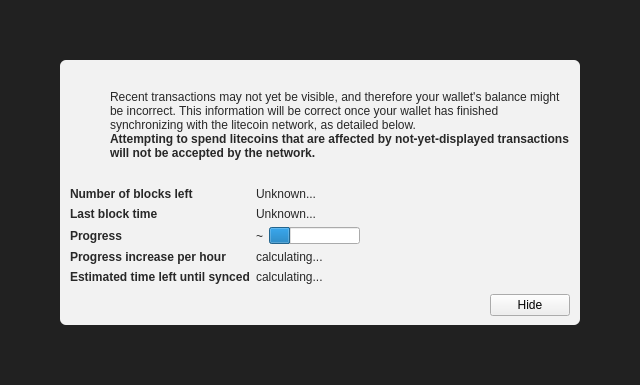
This is src/qt/forms/modaloverlay.ui in ed-ro0t/ShitcoinDeLuxe as Qt 5 draws it before an edit. The edited form follows.
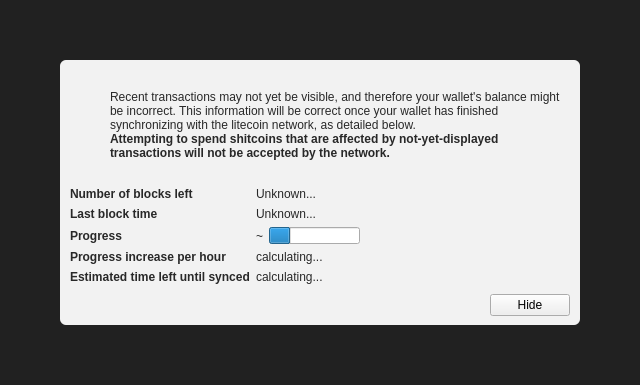
This is the edited form. Icons and pictures are not drawn. Custom widgets are drawn as their Qt base class.

What changed in the file:
```diff
--- a/src/qt/forms/modaloverlay.ui
+++ b/src/qt/forms/modaloverlay.ui
@@ -149,7 +149,7 @@
                 </font>
                </property>
                <property name="text">
-                <string>Attempting to spend litecoins that are affected by not-yet-displayed transactions will not be accepted by the network.</string>
+                <string>Attempting to spend shitcoins that are affected by not-yet-displayed transactions will not be accepted by the network.</string>
                </property>
                <property name="textFormat">
                 <enum>Qt::RichText</enum>
```
